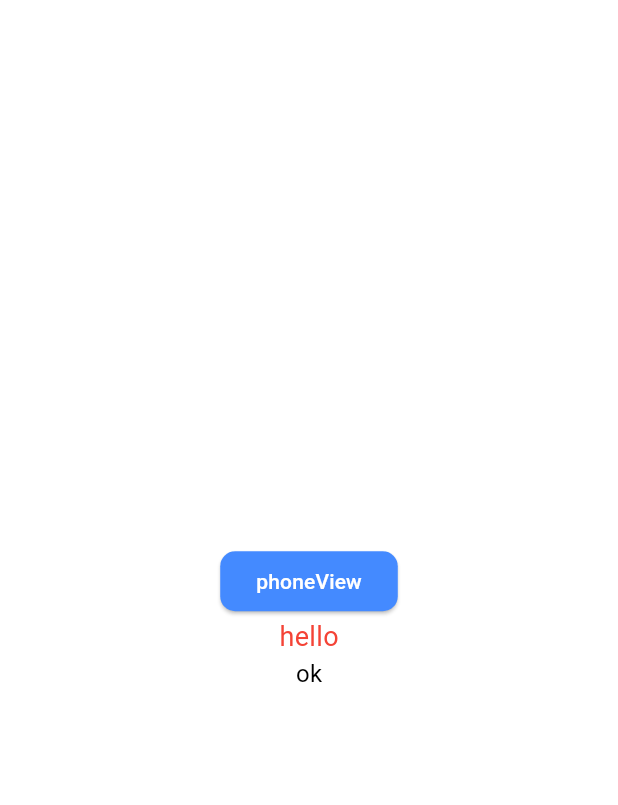
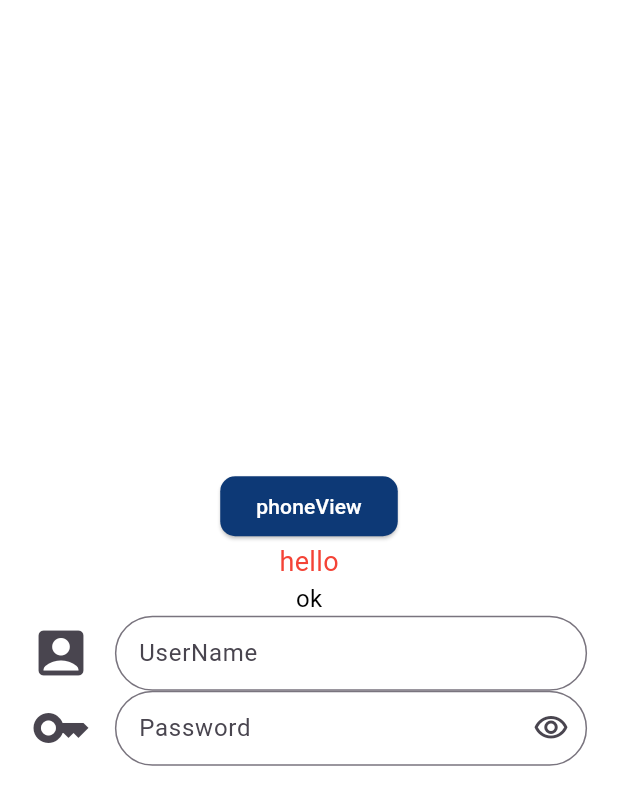
Before and after one commit to EngCodersSpace/UniversityGraduationProject, a Flutter app: the screen it shows after launch, on a phone screen of 412 x 824 dp. Shown: the top 805 px of the screen. Run offline on Flutter 3.47's test engine with Material 3 defaults, Android fonts, the phone set to English and light mode, and no system bars; our stand-ins replace get.

Commit message:
add text field componnent

```diff
--- /dev/null
+++ b/ibb_university_students_services/lib/app/components/text_field.dart
@@ -0,0 +1,67 @@
+// ignore_for_file: must_be_immutable
+
+import 'package:flutter/material.dart';
+import 'package:get/get.dart';
+
+class CustomTextFormField extends StatelessWidget {
+  CustomTextFormField({
+    super.key,
+    this.isPassword = false,
+    this.controller,
+    this.icon,
+    this.labelText,
+    this.width,
+  });
+
+  bool isPassword;
+  RxBool hide = true.obs;
+  TextEditingController? controller;
+  IconData? icon;
+  String? labelText;
+  double? width;
+
+  @override
+  Widget build(BuildContext context) {
+    return SizedBox(
+      width: width,
+      height: 50,
+      child: (isPassword)?Obx(()=>TextFormField(
+        controller: controller,
+        obscureText:  hide.value,
+        decoration: InputDecoration(
+            border: const OutlineInputBorder(
+                borderRadius: BorderRadius.all(Radius.circular(30))),
+            icon: Icon(
+              icon,
+              size: 40,
+            ),
+
+            labelText: labelText,
+            suffixIcon:Obx((){
+              return GestureDetector(
+                child: Icon((hide.value)
+                    ? Icons.visibility_outlined
+                    : Icons.visibility_off_outlined),
+                onTap: () {
+                  hide.value = !hide.value;
+                },
+              );
+            })
+        ),
+      )):
+      TextFormField(
+        controller: controller,
+        decoration: InputDecoration(
+            border: const OutlineInputBorder(
+                borderRadius: BorderRadius.all(Radius.circular(30))),
+            icon: Icon(
+              icon,
+              size: 40,
+            ),
+            labelText: labelText,
+
+        ),
+      ),
+    );
+  }
+}
--- a/ibb_university_students_services/lib/app/globals.dart
+++ b/ibb_university_students_services/lib/app/globals.dart
@@ -1,12 +1,12 @@
 import 'package:flutter/material.dart';
 
 class AppColors {
-  static ButtonColors buttonColors = ButtonColors();
+  static ButtonColors buttonColors = ButtonColors(color:Color(int.parse("FF0D3976",radix: 16)));
   static Color mainTextColor = Colors.white;
   static Color secTextColor = Colors.black;
-  static Color color0 = Color(int.parse("FFFFFF",radix: 16));
-  static Color color1 = Color(int.parse("0D3976",radix: 16));
-  static Color color2 = Color(int.parse("EDF1FD",radix: 16));
+  static Color backColor = Color(int.parse("FFFFFFFF",radix: 16));
+  static Color iconColor = Color(int.parse("FF0D3976",radix: 16));
+  static Color color2 = Color(int.parse("FFEDF1FD",radix: 16));
 
 }
 
--- a/ibb_university_students_services/lib/app/views/login_view/main_login_view.dart
+++ b/ibb_university_students_services/lib/app/views/login_view/main_login_view.dart
@@ -12,9 +12,9 @@ class LoginPage extends StatelessWidget {
       child: LayoutBuilder(
         builder: (context, constraints) {
           if (constraints.maxWidth <= 767 && constraints.maxHeight <= 1024) {
-            return const PhoneLoginView();
+            return  PhoneLoginView(height: constraints.maxHeight,width: constraints.maxWidth,);
           } else {
-            return const WebLoginView();
+            return  WebLoginView(height: constraints.maxHeight,width: constraints.maxWidth,);
           }
         },
       ),
--- a/ibb_university_students_services/lib/app/views/login_view/phones_login_view.dart
+++ b/ibb_university_students_services/lib/app/views/login_view/phones_login_view.dart
@@ -1,22 +1,35 @@
+// ignore_for_file: must_be_immutable
+
 import 'package:flutter/material.dart';
 import 'package:get/get.dart';
 import 'package:ibb_university_students_services/app/components/buttons.dart';
 import 'package:ibb_university_students_services/app/components/custom_text.dart';
+import 'package:ibb_university_students_services/app/components/text_field.dart';
 import 'package:ibb_university_students_services/app/globals.dart';
 
 class PhoneLoginView extends StatelessWidget {
-  const PhoneLoginView({super.key});
+   PhoneLoginView({
+    super.key,
+    this.height,
+    this.width,
+  });
+  double? height;
+  double? width;
 
   @override
   Widget build(BuildContext context) {
+
     return Container(
+      padding:  EdgeInsets.all(width!*0.05),
       color: AppColors.mainTextColor,
       child: Column(
         mainAxisAlignment: MainAxisAlignment.center,
         children: [
           Center(child: BasicButton(onPress: () {}, text: "phoneView")),
-            MainText('title'.tr,textColor: Colors.red),
+          MainText('title'.tr, textColor: Colors.red),
           SecText("ok"),
+          CustomTextFormField(icon: Icons.account_box,labelText: "UserName"),
+          CustomTextFormField(icon: Icons.key_sharp,labelText: "Password",isPassword: true),
         ],
       ),
     );
--- a/ibb_university_students_services/lib/app/views/login_view/web_login_view.dart
+++ b/ibb_university_students_services/lib/app/views/login_view/web_login_view.dart
@@ -1,13 +1,22 @@
+// ignore_for_file: must_be_immutable
+
 import 'package:flutter/cupertino.dart';
 import '../../components/buttons.dart';
 
 class WebLoginView extends StatelessWidget {
-  const WebLoginView({super.key});
+  WebLoginView({
+    super.key,
+    this.height,
+    this.width,
+  });
+
+  double? height;
+  double? width;
 
   @override
   Widget build(BuildContext context) {
     return Center(
-      child: BasicButton(onPress:(){},text: "webView"),
+      child: BasicButton(onPress: () {}, text: "webView"),
     );
   }
 }
--- a/ibb_university_students_services/lib/main.dart
+++ b/ibb_university_students_services/lib/main.dart
@@ -33,5 +33,6 @@ class MyApp extends StatelessWidget {
             getPages: AppRoutes.routes,
             debugShowCheckedModeBanner: false,
           );
+
   }
 }
```
Lines whose indentation alone changed are shown as unchanged.
